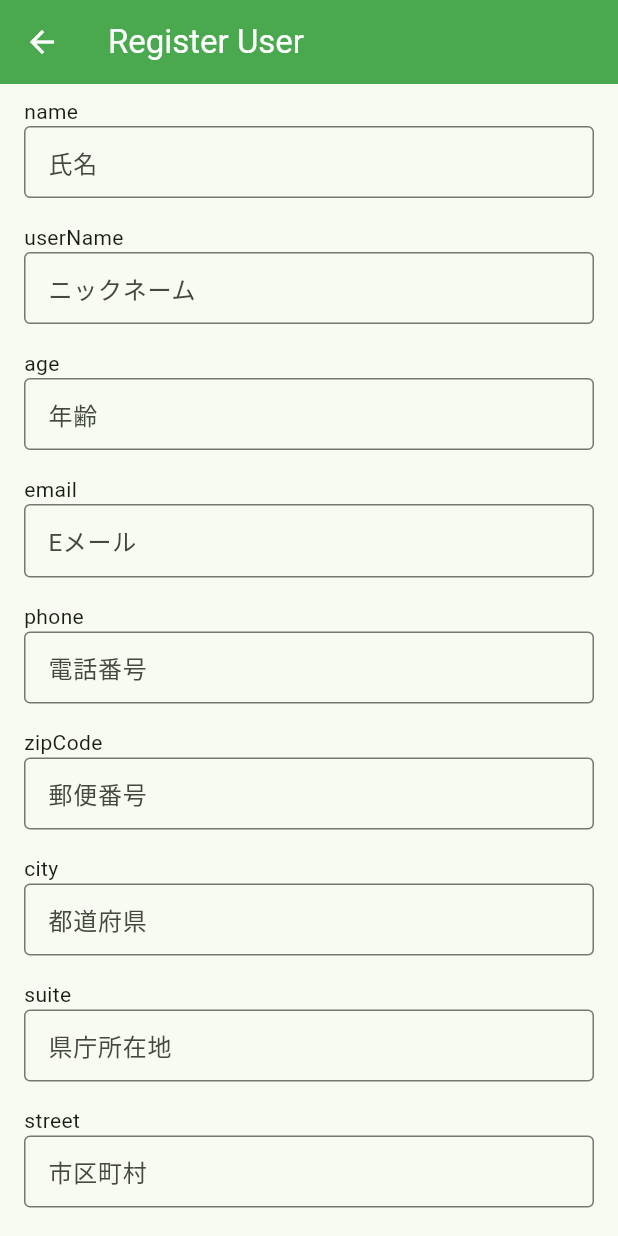
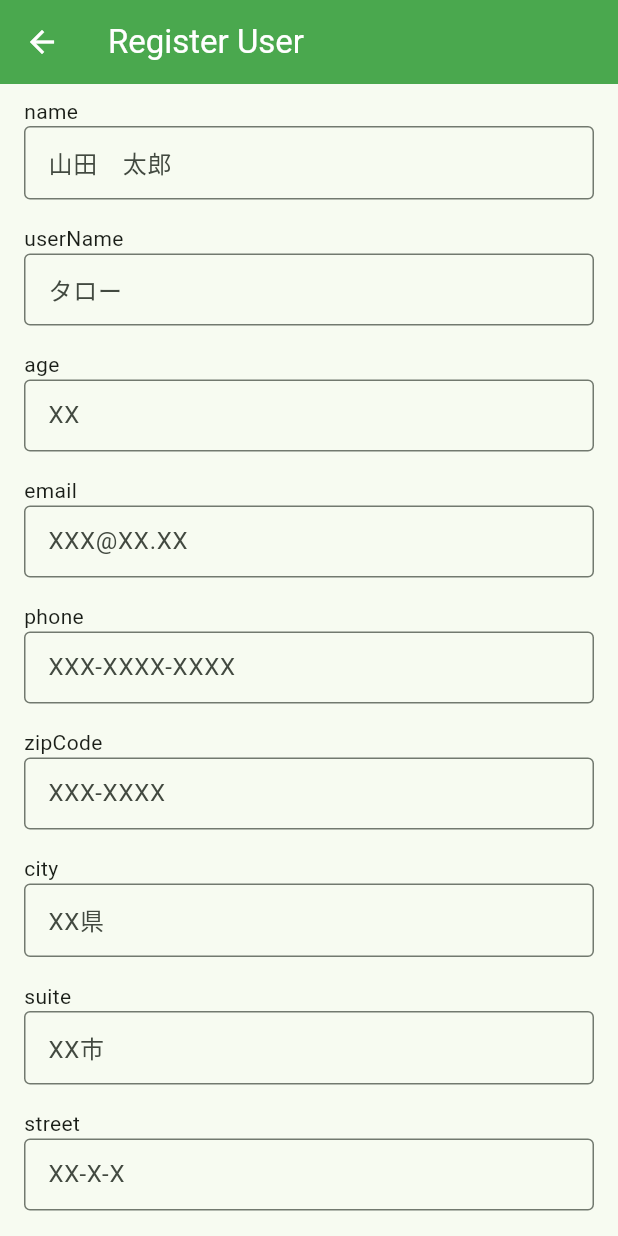
Before and after one commit to you-say13/Flutter-Sample, a Flutter app: the ApplyUserScreen screen opened by its route, on a phone screen of 412 x 824 dp. Run offline on Flutter 3.47's test engine with Material 3 defaults, Android fonts, the phone set to English and light mode, and no system bars; our stand-ins replace cloud_firestore, firebase_core, flutter_datetime_picker_plus, flutter_riverpod, freezed_annotation, go_router and 1 more; accounts and stored records are empty; generated files the repository leaves out were written again.

```diff
--- a/lib/domain/model/user.dart
+++ b/lib/domain/model/user.dart
@@ -93,19 +93,17 @@ Map<String, String> userGenerator({bool? isId}) {
     };
   } else {
     resList = {
-      "name": "氏名",
-      "userName": "ニックネーム",
-      "age": "年齢",
-      "email": "Eメール",
-      "phone": "電話番号",
-      "zipCode": "郵便番号",
-      "city": "都道府県",
-      "suite": "県庁所在地",
-      "street": "市区町村",
-      "companyName": "会社名",
-      "birthDay": "生年月日",
-      "createdAt": "作成日",
-      "updatedAt": "更新日",
+      "name": "山田　太郎",
+      "userName": "タロー",
+      "age": "XX",
+      "email": "XXX@XX.XX",
+      "phone": "XXX-XXXX-XXXX",
+      "zipCode": "XXX-XXXX",
+      "city": "XX県",
+      "suite": "XX市",
+      "street": "XX-X-X",
+      "companyName": "XX株式会社",
+      "birthDay": "XX年XX月XX日",
     };
   }
 
--- a/lib/domain/repository/CRUDController.dart
+++ b/lib/domain/repository/CRUDController.dart
@@ -21,8 +21,8 @@ class CRUDController {
             "zipcode": user.address.zipcode,
           },
           "birthDay": Timestamp.fromDate(user.birthDay),
-          "createdAt": Timestamp.fromDate(user.createdAt),
-          "updatedAt": user.updatedAt != null ? Timestamp.fromDate(user.updatedAt!) : null,
+          "createdAt": Timestamp.fromDate(DateTime.now()),
+          "updatedAt": null,
         },
       );
     } catch (e) {
```
Also changed, not shown: lib/presentation/Widgets/grid_view.dart (+22 -9 lines), pubspec.yaml (+6 -6 lines), pubspec.lock, 1 other file.
